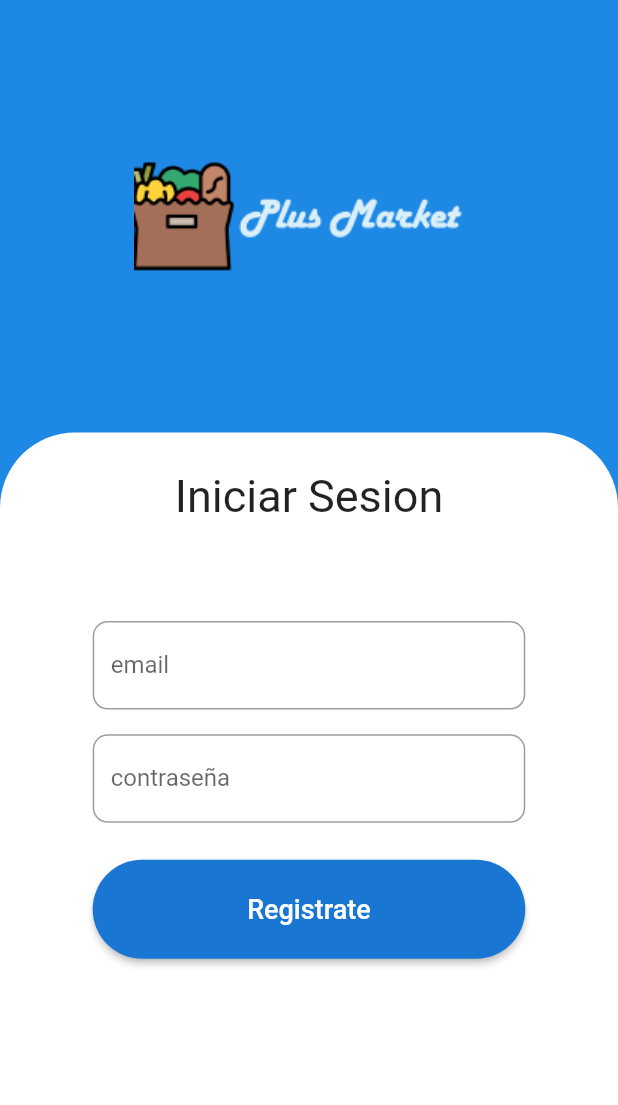
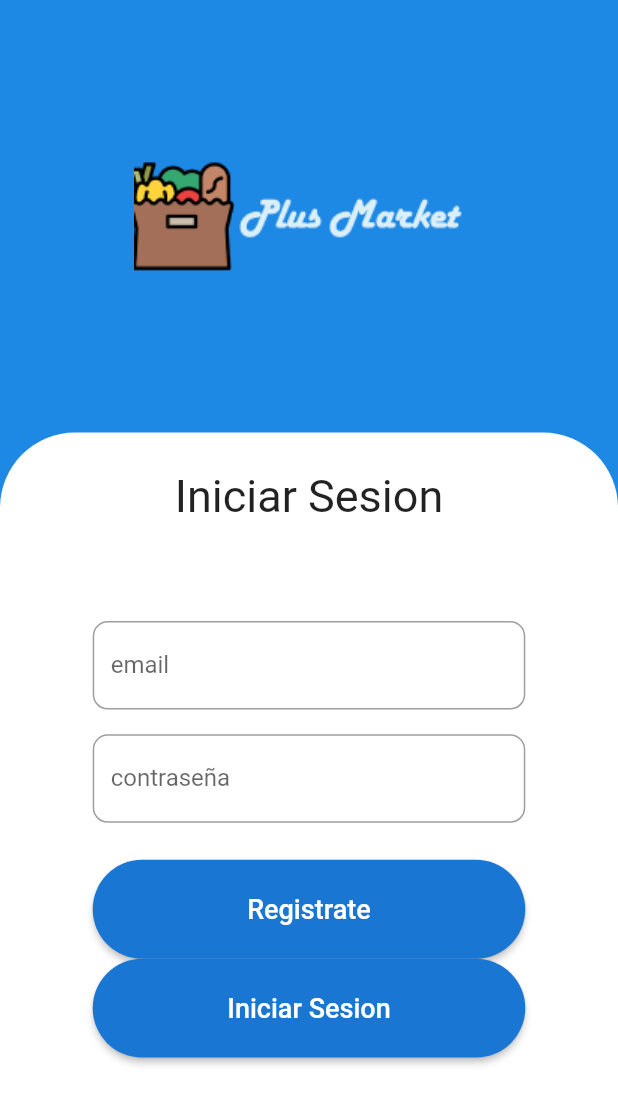
Before and after one commit to Ygsanabria8/MarketPLus, a Flutter app: the screen it shows after launch, on a phone screen of 412 x 824 dp. Shown: the top 1105 px of the screen. Run offline on Flutter 3.47's test engine with Material 2 defaults, Android fonts, the phone set to English and light mode, and no system bars.

Commit message:
Iniciar sesion

```diff
--- a/lib/pages/logIn.dart
+++ b/lib/pages/logIn.dart
@@ -64,7 +64,18 @@ class _LoginPageState extends State<LoginPage> {
                 SizedBox(
                   height: MediaQuery.of(context).size.height * 0.03,
                 ),
-                ButtonBlue(name: 'Registrate', onPressed: () => {Navigator.pushNamed(context, 'register'),},)
+                ButtonBlue(
+                  name: 'Registrate',
+                  onPressed: () => {
+                    Navigator.pushNamed(context, 'register'),
+                  },
+                ),
+                ButtonBlue(
+                  name: 'Iniciar Sesion',
+                  onPressed: () => {
+                    Navigator.pushNamed(context, 'splashScreen'),
+                  },
+                ),
               ],
             ),
           )
```
